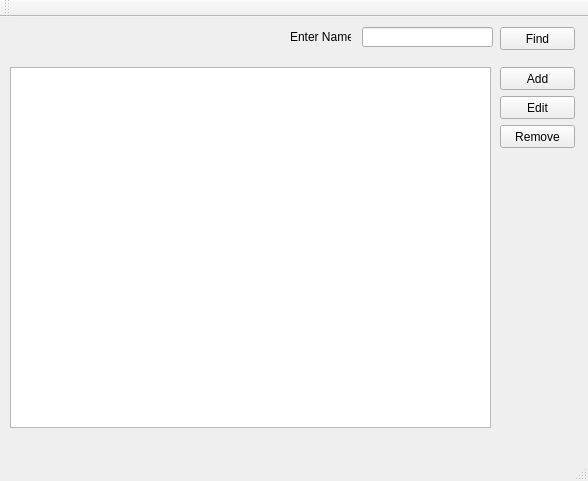
Before: the Qt Designer form addressbook.ui in NguyenTuong95/AddressBook, drawn with Qt 5.
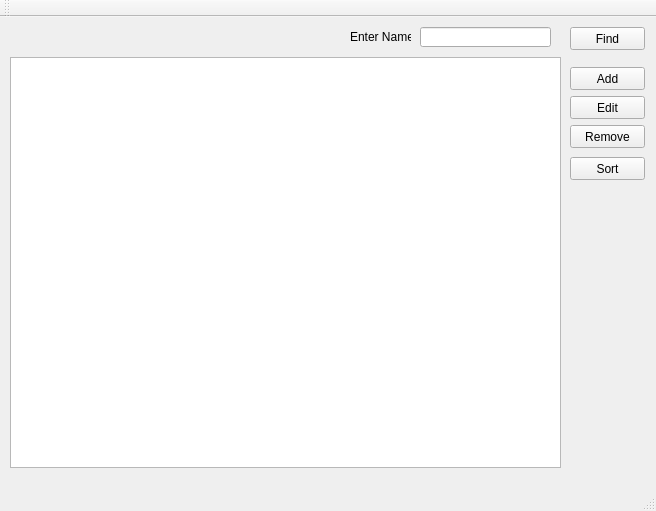
After: the same form once the commit is applied.

The edit to the form file:
```diff
--- a/addressbook.ui
+++ b/addressbook.ui
@@ -6,8 +6,8 @@
    <rect>
     <x>0</x>
     <y>0</y>
-    <width>588</width>
-    <height>481</height>
+    <width>656</width>
+    <height>511</height>
    </rect>
   </property>
   <property name="windowTitle">
@@ -15,12 +15,15 @@
   </property>
   <widget class="QWidget" name="centralWidget">
    <widget class="QTableView" name="table_Contact">
+    <property name="enabled">
+     <bool>true</bool>
+    </property>
     <property name="geometry">
      <rect>
       <x>10</x>
-      <y>50</y>
-      <width>481</width>
-      <height>361</height>
+      <y>40</y>
+      <width>551</width>
+      <height>411</height>
      </rect>
     </property>
     <property name="font">
@@ -29,11 +32,77 @@
       <pointsize>10</pointsize>
      </font>
     </property>
+    <property name="cursor" stdset="0">
+     <cursorShape>ArrowCursor</cursorShape>
+    </property>
+    <property name="inputMethodHints">
+     <set>Qt::ImhNone</set>
+    </property>
+    <property name="frameShadow">
+     <enum>QFrame::Plain</enum>
+    </property>
+    <property name="lineWidth">
+     <number>7</number>
+    </property>
+    <property name="editTriggers">
+     <set>QAbstractItemView::DoubleClicked|QAbstractItemView::EditKeyPressed</set>
+    </property>
+    <property name="alternatingRowColors">
+     <bool>true</bool>
+    </property>
+    <property name="selectionMode">
+     <enum>QAbstractItemView::ContiguousSelection</enum>
+    </property>
+    <property name="selectionBehavior">
+     <enum>QAbstractItemView::SelectItems</enum>
+    </property>
+    <property name="textElideMode">
+     <enum>Qt::ElideLeft</enum>
+    </property>
+    <property name="showGrid">
+     <bool>false</bool>
+    </property>
+    <property name="gridStyle">
+     <enum>Qt::NoPen</enum>
+    </property>
+    <property name="sortingEnabled">
+     <bool>false</bool>
+    </property>
+    <property name="wordWrap">
+     <bool>false</bool>
+    </property>
+    <property name="cornerButtonEnabled">
+     <bool>false</bool>
+    </property>
+    <attribute name="horizontalHeaderVisible">
+     <bool>true</bool>
+    </attribute>
+    <attribute name="horizontalHeaderCascadingSectionResizes">
+     <bool>false</bool>
+    </attribute>
+    <attribute name="horizontalHeaderHighlightSections">
+     <bool>true</bool>
+    </attribute>
+    <attribute name="verticalHeaderVisible">
+     <bool>true</bool>
+    </attribute>
+    <attribute name="verticalHeaderCascadingSectionResizes">
+     <bool>true</bool>
+    </attribute>
+    <attribute name="verticalHeaderHighlightSections">
+     <bool>true</bool>
+    </attribute>
+    <attribute name="verticalHeaderShowSortIndicator" stdset="0">
+     <bool>false</bool>
+    </attribute>
+    <attribute name="verticalHeaderStretchLastSection">
+     <bool>false</bool>
+    </attribute>
    </widget>
    <widget class="QPushButton" name="pbtn_Add">
     <property name="geometry">
      <rect>
-      <x>500</x>
+      <x>570</x>
       <y>50</y>
       <width>75</width>
       <height>23</height>
@@ -46,7 +115,7 @@
    <widget class="QPushButton" name="pbtn_Edit">
     <property name="geometry">
      <rect>
-      <x>500</x>
+      <x>570</x>
       <y>79</y>
       <width>75</width>
       <height>23</height>
@@ -59,7 +128,7 @@
    <widget class="QPushButton" name="pbtn_Remove">
     <property name="geometry">
      <rect>
-      <x>500</x>
+      <x>570</x>
       <y>108</y>
       <width>75</width>
       <height>23</height>
@@ -72,7 +141,7 @@
    <widget class="QLineEdit" name="lnt_Find">
     <property name="geometry">
      <rect>
-      <x>362</x>
+      <x>420</x>
       <y>10</y>
       <width>131</width>
       <height>20</height>
@@ -82,7 +151,7 @@
    <widget class="QPushButton" name="pbtn_Find">
     <property name="geometry">
      <rect>
-      <x>500</x>
+      <x>570</x>
       <y>10</y>
       <width>75</width>
       <height>23</height>
@@ -95,7 +164,7 @@
    <widget class="QLabel" name="label">
     <property name="geometry">
      <rect>
-      <x>290</x>
+      <x>350</x>
       <y>10</y>
       <width>61</width>
       <height>20</height>
@@ -105,6 +174,19 @@
      <string>Enter Name</string>
     </property>
    </widget>
+   <widget class="QPushButton" name="pbtn_Sort">
+    <property name="geometry">
+     <rect>
+      <x>570</x>
+      <y>140</y>
+      <width>75</width>
+      <height>23</height>
+     </rect>
+    </property>
+    <property name="text">
+     <string>Sort</string>
+    </property>
+   </widget>
   </widget>
   <widget class="QMenuBar" name="menuBar">
    <property name="geometry">
```
Left out of the diff: 2 changed lines with no effect on the pictures.
